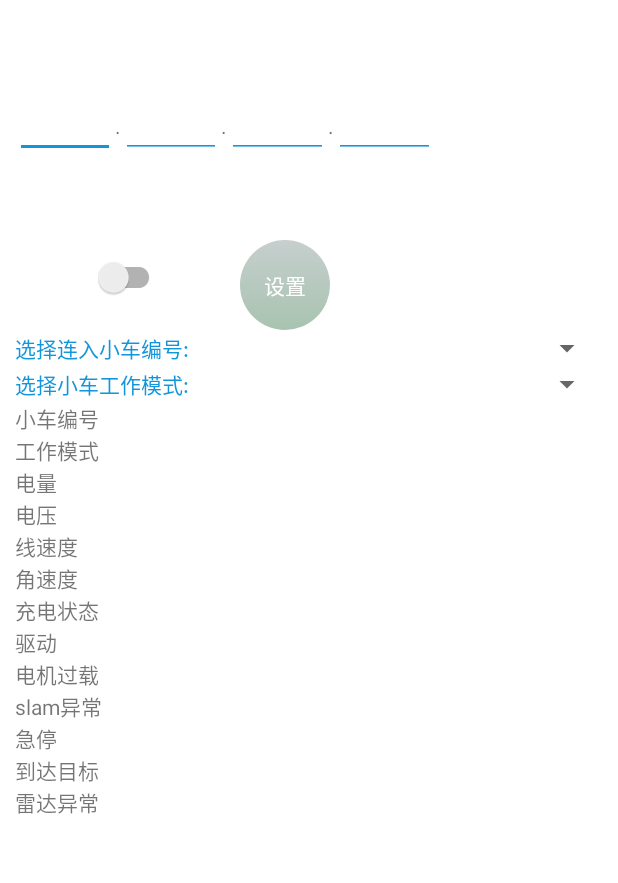
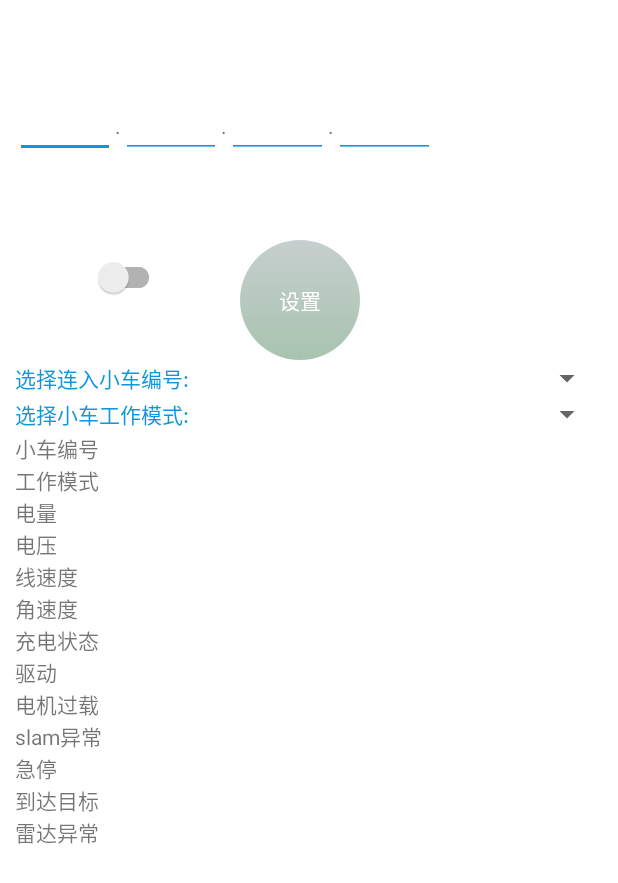
Before and after one commit to linfeidie/donghaoProect, an Android app: the layout menu.xml on its own in the app's theme, with its tools: preview values and no code run, on a phone screen of 412 x 824 dp. Shown: the top 883 px of the screen. Run offline under Robolectric (Android 15) with nearby library versions, the phone set to English and light mode, and no system bars; plain views replace MaterialSpinner, SwitchButton.

Commit message:
测试正常版2

```diff
--- a/app/src/main/java/ac/scri/com/donghaoproect/Contanst.java
+++ b/app/src/main/java/ac/scri/com/donghaoproect/Contanst.java
@@ -15,7 +15,7 @@ public class Contanst {
 
     public static  String PORT = "7661"; //服务器端口
 
-    public static final int ORDER_INTERVAL = 500 ; //按钮按下命令间隔
+    public static final int ORDER_INTERVAL = 200 ; //按钮按下命令间隔
 
     public static final String GET_STATUS = "robot_status";
 
--- a/app/src/main/java/ac/scri/com/donghaoproect/activity/CehuaActivity.java
+++ b/app/src/main/java/ac/scri/com/donghaoproect/activity/CehuaActivity.java
@@ -392,6 +392,9 @@ public class CehuaActivity extends AppCompatActivity implements ViewPager.OnPage
         }else if(motionEvent.getAction() == MotionEvent.ACTION_UP) {
             Log.e("linfd", "消");
             TimerManager.getInstance().removeMessage();
+        }else if(motionEvent.getAction() == MotionEvent.ACTION_CANCEL) {
+            Log.e("linfd", "ACTION_CANCEL");
+            TimerManager.getInstance().removeMessage();
         }
 
         return true;
--- a/app/src/main/java/ac/scri/com/donghaoproect/activity/IndoorFragment.java
+++ b/app/src/main/java/ac/scri/com/donghaoproect/activity/IndoorFragment.java
@@ -60,7 +60,7 @@ public class IndoorFragment extends Fragment {
             if (data instanceof DataEntity) {
                 DataEntity dataEntity = (DataEntity) data;
                 if (dataEntity.getType().equalsIgnoreCase(Contanst.MAP_DATA)) {
-                    Tools.showToast("地图数据");
+                   // Tools.showToast("地图数据");
                     Log.e("linfd", "地图数据");
                     SpliceMap(dataEntity.message);
                 } else if (dataEntity.getType().equalsIgnoreCase(Contanst.GET_STATUS)) {
@@ -226,7 +226,7 @@ public class IndoorFragment extends Fragment {
         HandleSubpackageManager.getInstance(new HandleSubpackageManager.FinishListener() {
             @Override
             public void MapDateFinish(final MapdataEntity supperMapData) {
-                Tools.showToast("完成拼接");
+                //Tools.showToast("完成拼接");
                 Log.e("linfd", "完成拼接");
                 ThreadManager.getInstance().createLongPool().execute(new Runnable() {
                     @Override
--- a/app/src/main/res/drawable/circ_button.xml
+++ b/app/src/main/res/drawable/circ_button.xml
@@ -4,14 +4,14 @@
         <shape android:shape="oval">
             <gradient android:angle="270" android:endColor="#A8C3B0"
                 android:startColor="#C6CFCE" />
-            <size android:height="60dp" android:width="60dp" />
+            <size android:height="80dp" android:width="80dp" />
             <corners android:radius="8dp" />
         </shape>
     </item>
     <item android:state_pressed="true" android:state_selected="true" android:state_checked="true">
         <shape android:shape="oval">
             <solid android:color="@color/major"></solid>
-            <size android:height="60dp" android:width="60dp" />
+            <size android:height="80dp" android:width="80dp" />
             <corners android:radius="8dp" />
         </shape>
     </item>
```
Also changed, not shown: app/src/main/java/ac/scri/com/donghaoproect/manager/EntityHandlerManager.java (+6 -7 lines), app/src/main/java/ac/scri/com/donghaoproect/manager/TimerManager.java (+14 -3 lines).
